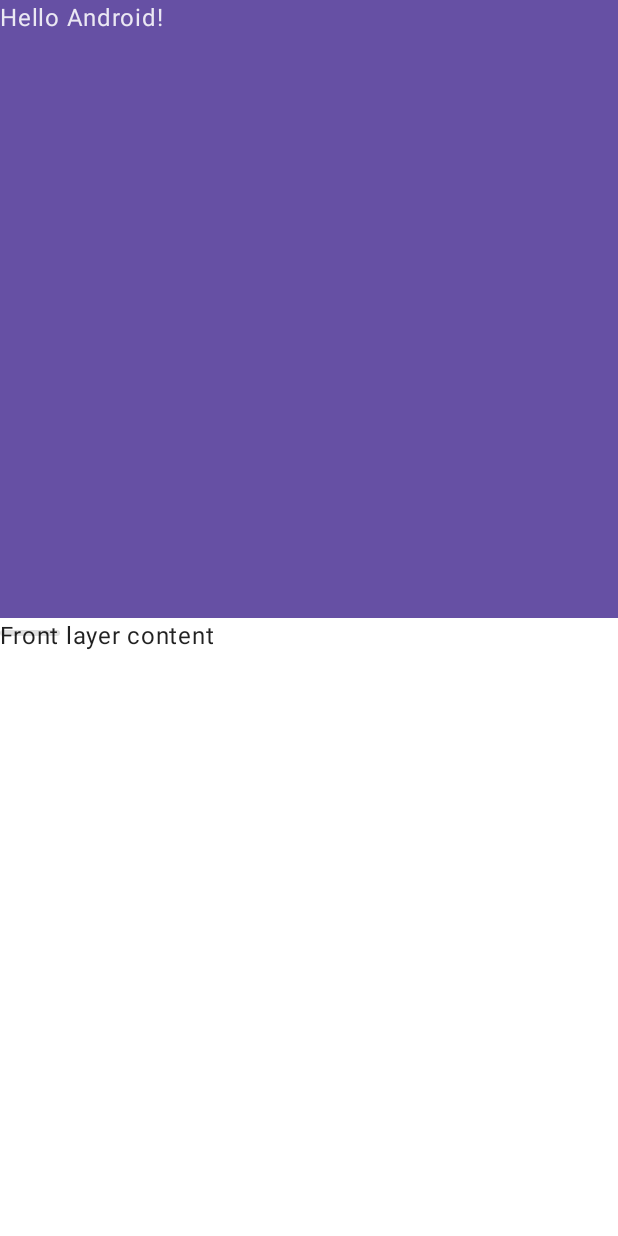
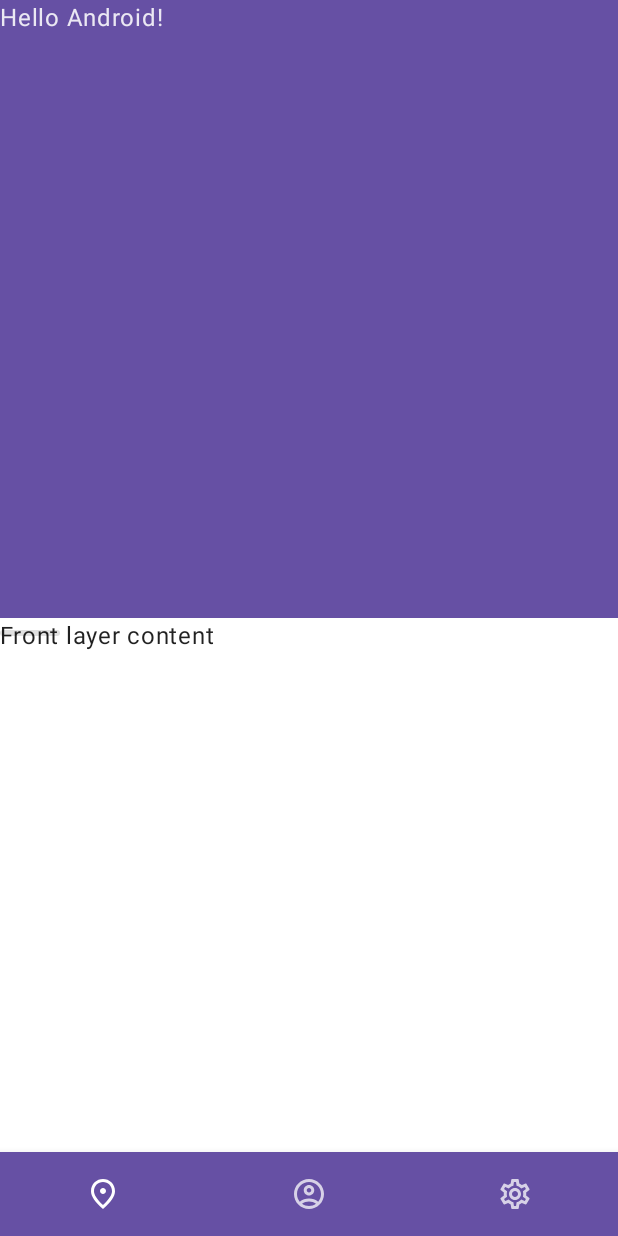
Before and after one commit to appsoluut/layerscaffold, an Android app built with Jetpack Compose: the screen it shows after launch (MainActivity), on a phone screen of 412 x 824 dp. Run offline under Robolectric (Android 15) with nearby library versions, the phone set to English and light mode, and no system bars.

Commit message:
Support for BottomBar (#3)
* Support for BottomBar

* Add documentation update

```diff
--- a/example/src/main/java/com/appsoluut/demo/MainActivity.kt
+++ b/example/src/main/java/com/appsoluut/demo/MainActivity.kt
@@ -10,6 +10,7 @@ import androidx.compose.ui.Modifier
 import androidx.compose.ui.platform.LocalConfiguration
 import androidx.compose.ui.tooling.preview.Preview
 import androidx.compose.ui.unit.dp
+import com.appsoluut.demo.ui.BottomBar
 import com.appsoluut.demo.ui.theme.LayerScaffoldTheme
 import com.appsoluut.layerscaffold.LayerScaffold
 
@@ -25,6 +26,7 @@ class MainActivity : ComponentActivity() {
                     backLayerPeekHeight = 20.dp,
                     frontLayerPeekHeight = 100.dp,
                     headerHeight = headerHeight.dp,
+                    bottomBar = { BottomBar() },
                     backLayerContent = {
                         Greeting("Android")
                     },
--- /dev/null
+++ b/example/src/main/java/com/appsoluut/demo/ui/BottomBar.kt
@@ -0,0 +1,49 @@
+package com.appsoluut.demo.ui
+
+import androidx.compose.material.BottomNavigation
+import androidx.compose.material.BottomNavigationItem
+import androidx.compose.material.Icon
+import androidx.compose.material.icons.Icons
+import androidx.compose.material.icons.outlined.AccountCircle
+import androidx.compose.material.icons.outlined.Place
+import androidx.compose.material.icons.outlined.Settings
+import androidx.compose.runtime.Composable
+import androidx.compose.ui.Modifier
+
+@Composable
+fun BottomBar(
+    modifier: Modifier = Modifier
+) {
+    BottomNavigation(modifier = modifier) {
+        BottomNavigationItem(
+            selected = true,
+            onClick = { },
+            icon = {
+                Icon(
+                    imageVector = Icons.Outlined.Place,
+                    contentDescription = "Map"
+                )
+            }
+        )
+        BottomNavigationItem(
+            selected = false,
+            onClick = { },
+            icon = {
+                Icon(
+                    imageVector = Icons.Outlined.AccountCircle,
+                    contentDescription = "Account"
+                )
+            }
+        )
+        BottomNavigationItem(
+            selected = false,
+            onClick = { },
+            icon = {
+                Icon(
+                    imageVector = Icons.Outlined.Settings,
+                    contentDescription = "Settings"
+                )
+            }
+        )
+    }
+}
--- a/layerscaffold/src/main/java/com/appsoluut/layerscaffold/LayerScaffold.kt
+++ b/layerscaffold/src/main/java/com/appsoluut/layerscaffold/LayerScaffold.kt
@@ -34,6 +34,7 @@ fun LayerScaffold(
     backLayerContent: @Composable () -> Unit,
     frontLayerContent: @Composable () -> Unit,
     modifier: Modifier = Modifier,
+    bottomBar: @Composable () -> Unit = {},
     scaffoldState: LayerScaffoldState = rememberLayerScaffoldState(initialValue = LayerValue.Revealed),
     gesturesEnabled: Boolean = true,
     headerHeight: Dp = LayerScaffoldDefaults.HeaderHeight,
@@ -43,7 +44,7 @@ fun LayerScaffold(
     frontLayerPeekHeight: Dp = LayerScaffoldDefaults.PeekHeight,
     frontLayerBackgroundColor: Color = MaterialTheme.colors.surface,
     frontLayerContentColor: Color = contentColorFor(frontLayerBackgroundColor),
-    frontLayerHandle: @Composable () -> Unit = { LayerHandle() }
+    frontLayerHandle: @Composable () -> Unit = { LayerHandle() },
 ) {
     val headerHeightPx: Float
     val backLayerPeekHeightPx: Float
@@ -66,22 +67,23 @@ fun LayerScaffold(
         val scope = rememberCoroutineScope()
         Stack(
             modifier = modifier.fillMaxSize(),
+            bottomBar = bottomBar,
             backLayer = backLayerContent,
             calculateBackLayerConstraints = calculateBackLayerConstraints
-        ) { constraints, backLayerHeight ->
+        ) { constraints, backLayerHeight, bottomBarHeight ->
             val fullHeight = constraints.maxHeight.toFloat()
             val revealedHeight = fullHeight - headerHeightPx
-            val peekHeight = fullHeight - frontLayerPeekHeightPx
+            val peekHeight = fullHeight - frontLayerPeekHeightPx - bottomBarHeight
+
+            val concealedContentDescription = stringResource(id = R.string.layerscaffold_cd_concealed)
+            val revealedContentDescription = stringResource(id = R.string.layerscaffold_cd_revealed)
+            val peekingContentDescription = stringResource(id = R.string.layerscaffold_cd_peeking)
 
             val nestedScroll = if (gesturesEnabled) {
                 Modifier.nestedScroll(scaffoldState.nestedScrollConnection)
             } else {
                 Modifier
             }
-
-            val concealedContentDescription = stringResource(id = R.string.layerscaffold_cd_concealed)
-            val revealedContentDescription = stringResource(id = R.string.layerscaffold_cd_revealed)
-            val peekingContentDescription = stringResource(id = R.string.layerscaffold_cd_peeking)
 
             val swipeable = Modifier
                 .then(nestedScroll)
--- a/layerscaffold/src/main/java/com/appsoluut/layerscaffold/Layers.kt
+++ b/layerscaffold/src/main/java/com/appsoluut/layerscaffold/Layers.kt
@@ -4,6 +4,11 @@ package com.appsoluut.layerscaffold
  * The layers of the [LayerScaffold].
  */
 internal enum class Layers {
+    /**
+     * The bottom bar layer.
+     */
+    BottomBar,
+
     /**
      * The back layer.
      */
--- a/layerscaffold/src/main/java/com/appsoluut/layerscaffold/Stack.kt
+++ b/layerscaffold/src/main/java/com/appsoluut/layerscaffold/Stack.kt
@@ -7,6 +7,7 @@ import androidx.compose.ui.layout.SubcomposeLayout
 import androidx.compose.ui.unit.Constraints
 import androidx.compose.ui.util.fastForEach
 import androidx.compose.ui.util.fastMap
+import androidx.compose.ui.util.fastMaxBy
 import kotlin.math.max
 
 /**
@@ -16,6 +17,7 @@ import kotlin.math.max
  * placed on top of the stack.
  *
  * @param modifier The modifier to apply to this layout.
+ * @param bottomBar The composable that will be placed at the bottom of the screen.
  * @param backLayer The composable that will be placed at the back of the stack.
  * @param calculateBackLayerConstraints A function that will be called to calculate the constraints
  * of the [backLayer].
@@ -25,11 +27,22 @@ import kotlin.math.max
 @UiComposable
 internal fun Stack(
     modifier: Modifier,
+    bottomBar: @Composable @UiComposable () -> Unit,
     backLayer: @Composable @UiComposable () -> Unit,
     calculateBackLayerConstraints: (Constraints) -> Constraints,
-    frontLayer: @Composable @UiComposable (Constraints, Float) -> Unit
+    frontLayer: @Composable @UiComposable (Constraints, Float, Float) -> Unit
 ) {
     SubcomposeLayout(modifier) { constraints ->
+        val looseConstraints = constraints.copy(
+            minWidth = 0,
+            minHeight = 0
+        )
+
+        val bottomBarPlaceables = subcompose(Layers.BottomBar, bottomBar)
+            .fastMap { it.measure(looseConstraints) }
+
+        val bottomBarHeight = bottomBarPlaceables.fastMaxBy { it.height }?.height ?: 0
+
         val backLayerPlaceable = subcompose(Layers.Back, backLayer)
             .first()
             .measure(calculateBackLayerConstraints(constraints))
@@ -37,19 +50,24 @@ internal fun Stack(
         val backLayerHeight = backLayerPlaceable.height.toFloat()
 
         val placeables = subcompose(Layers.Front) {
-            frontLayer(constraints, backLayerHeight)
+            frontLayer(constraints, backLayerHeight, bottomBarHeight.toFloat())
         }.fastMap { it.measure(constraints) }
 
         var maxWidth = max(constraints.minWidth, backLayerPlaceable.width)
         var maxHeight = max(constraints.minHeight, backLayerPlaceable.height)
         placeables.fastForEach {
             maxWidth = max(maxWidth, it.width)
-            maxHeight = max(maxHeight, it.height)
+            maxHeight = max(maxHeight - bottomBarHeight, it.height)
         }
 
         layout(maxWidth, maxHeight) {
             backLayerPlaceable.placeRelative(0, 0)
             placeables.fastForEach { it.placeRelative(0, 0) }
+
+            // The bottom bar is always at the bottom of the layout
+            bottomBarPlaceables.fastForEach {
+                it.place(0, maxHeight - bottomBarHeight)
+            }
         }
     }
 }
```
Also changed, not shown: 1 other file.
